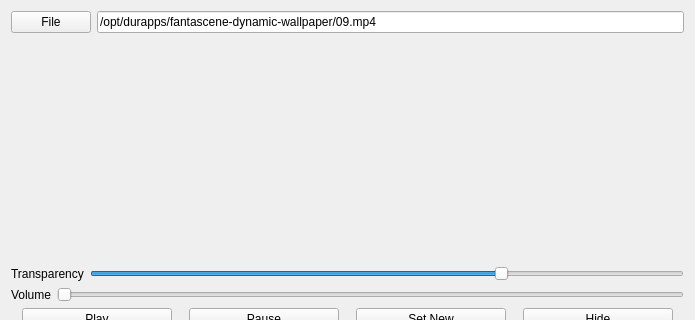
Qt form src/settingwindow.ui (dependon/fantascene-dynamic-wallpaper) before a commit; both pictures show x 0 to 695 and y 0 to 320 of the 695 by 461 pixel window.
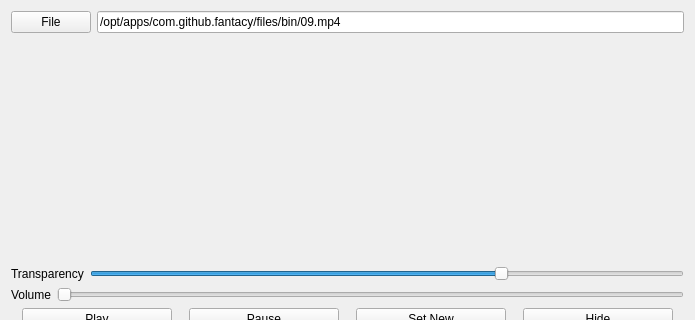
The same form after that commit.

What changed in the file:
```diff
--- a/src/settingwindow.ui
+++ b/src/settingwindow.ui
@@ -26,7 +26,7 @@
      <item>
       <widget class="QLineEdit" name="pathEdit">
        <property name="text">
-        <string>/opt/durapps/fantascene-dynamic-wallpaper/09.mp4</string>
+        <string>/opt/apps/com.github.fantacy/files/bin/09.mp4</string>
        </property>
       </widget>
      </item>
```
Left out of the diff: 1 changed line with no effect on the pictures.
